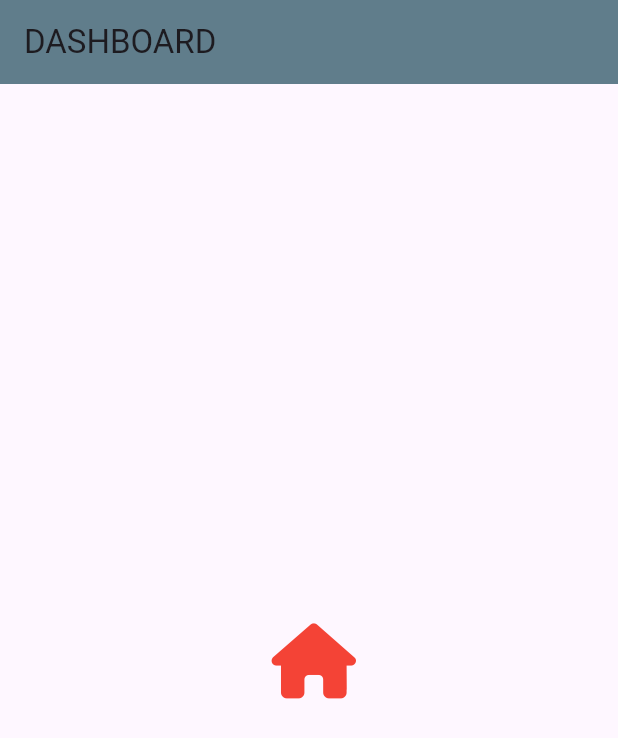
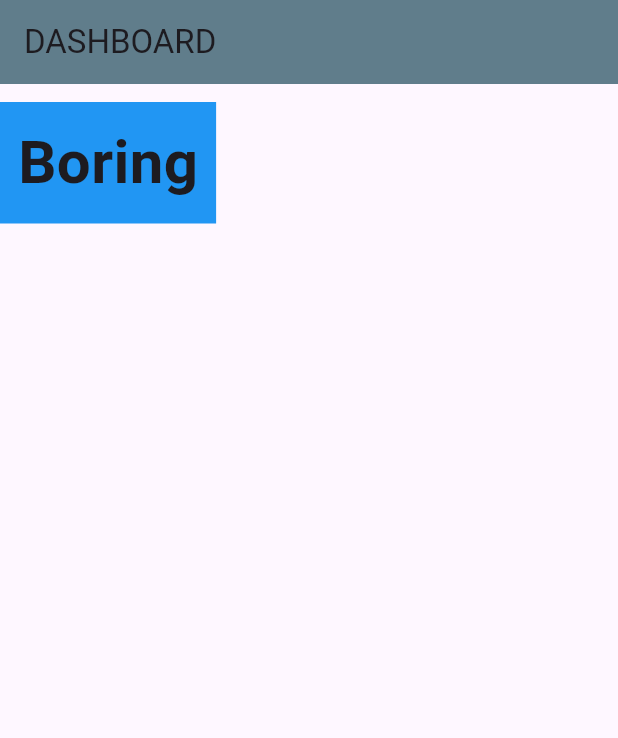
Before and after one commit to angatiabenson/flutter_learning, a Flutter app: the screen it shows after launch, on a phone screen of 412 x 824 dp. Shown: the top 738 px of the screen. Run offline on Flutter 3.47's test engine with Material 3 defaults, Android fonts, the phone set to English and light mode, and no system bars; our stand-ins replace font_awesome_flutter.

Commit message:
feat: basic ui and using containers

```diff
--- a/lib/screens/dasboard.dart
+++ b/lib/screens/dasboard.dart
@@ -13,13 +13,13 @@ class Dashboard extends StatelessWidget {
         title: Text("Dashboard".toUpperCase()),
         backgroundColor: Colors.blueGrey,
       ),
-      body: Center(
-        child: IconButton(
-          onPressed: () {},
-          icon: const Icon(FontAwesomeIcons.home),
-          iconSize: 50.0,
-          color: Colors.red,
-          splashColor: Colors.grey,
+      body: Container(
+        color: Colors.blue,
+        padding: const EdgeInsets.all(12.0),
+        margin: const EdgeInsets.symmetric(vertical: 12.0),
+        child: const Text(
+          "Boring",
+          style: TextStyle(fontSize: 40, fontWeight: FontWeight.bold),
         ),
       ),
     );
```
